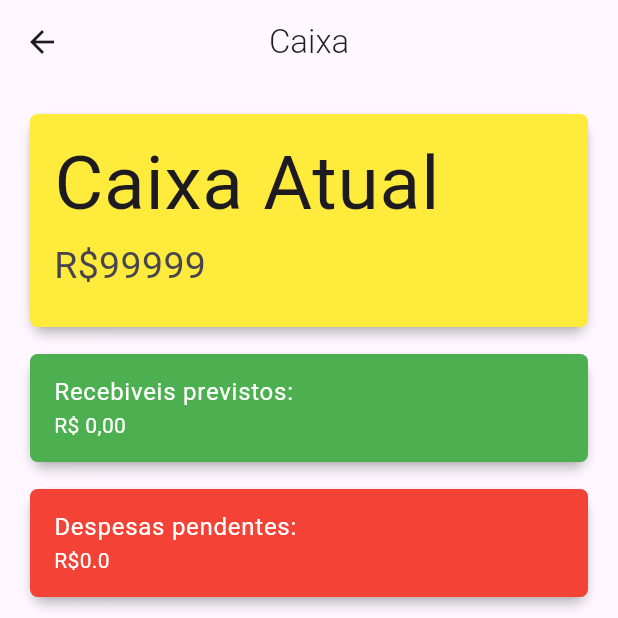
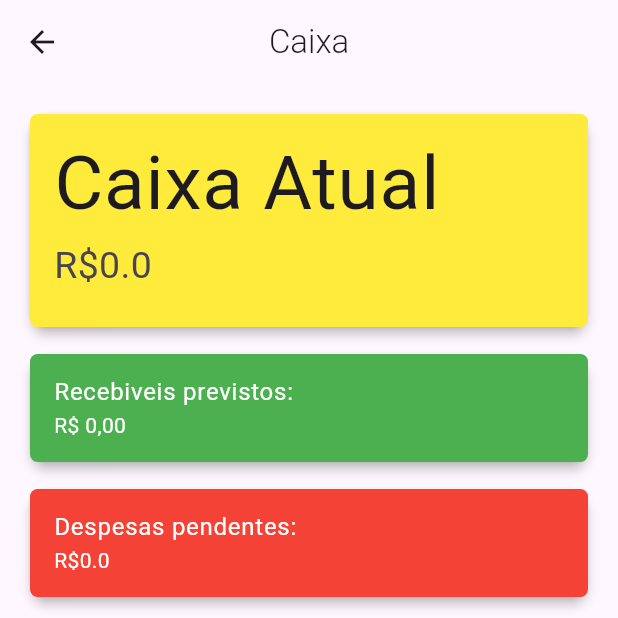
Before and after one commit to ryannestacio/decimus, a Flutter app: the CaixaScreen screen opened by its route, on a phone screen of 412 x 824 dp, the top half of it. Run offline on Flutter 3.47's test engine with Material 3 defaults, Android fonts, the phone set to English and light mode, and no system bars; our stand-ins replace firebase_auth, firebase_core; accounts and stored records are empty.

Commit message:
Adidiconado a lógica, onde o caixa atual soma com o valor que o usuário recebe na tela de recebiveis

```diff
--- a/lib/screens/caixa.dart
+++ b/lib/screens/caixa.dart
@@ -1,4 +1,5 @@
-import 'package:decimus/services/services_financeiro.dart';
+import 'package:decimus/services/services_despesas.dart';
+import 'package:decimus/services/services_recebiveis.dart';
 import 'package:flutter/material.dart';
 
 class CaixaScreen extends StatelessWidget {
@@ -64,7 +65,10 @@ class _BodyCaixaState extends State<BodyCaixa> {
                   ),
                   tileColor: Colors.yellow,
                   title: Text('Caixa Atual', style: TextStyle(fontSize: 50)),
-                  subtitle: Text('R\$99999', style: TextStyle(fontSize: 25)),
+                  subtitle: Text(
+                    'R\$${FinanceiroServiceRecebiveis.totalRecebiveis}',
+                    style: TextStyle(fontSize: 25),
+                  ),
                 ),
               ),
             ),
@@ -73,7 +77,7 @@ class _BodyCaixaState extends State<BodyCaixa> {
             _espacador(10),
             _buildCard(
               'Despesas pendentes:',
-              'R\$${FinanceiroService.totalDespesasPendentes}',
+              'R\$${FinanceiroServiceDespesas.totalDespesasPendentes}',
               Colors.red,
             ),
             _espacador(20),
--- a/lib/services/services_financeiro.dart
+++ b/lib/services/services_despesas.dart
@@ -1,6 +1,6 @@
 import 'package:decimus/models/models_despesas.dart';
 
-class FinanceiroService {
+class FinanceiroServiceDespesas {
   static List<ContaCad> listaConta = [];
 
   static double get totalDespesasPagas =>
--- /dev/null
+++ b/lib/services/services_recebiveis.dart
@@ -0,0 +1,9 @@
+import 'package:decimus/models/models_recebiveis.dart';
+
+class FinanceiroServiceRecebiveis {
+  static List<Recebimento> listaRecebimentos = [];
+
+  static double get totalRecebiveis => listaRecebimentos
+      .where((r) => r.pago)
+      .fold(0.0, (soma, r) => soma + r.valor);
+}
```
Also changed, not shown: lib/screens/despesas.dart (+7 -5 lines), lib/screens/recebiveis.dart (+10 -11 lines).
